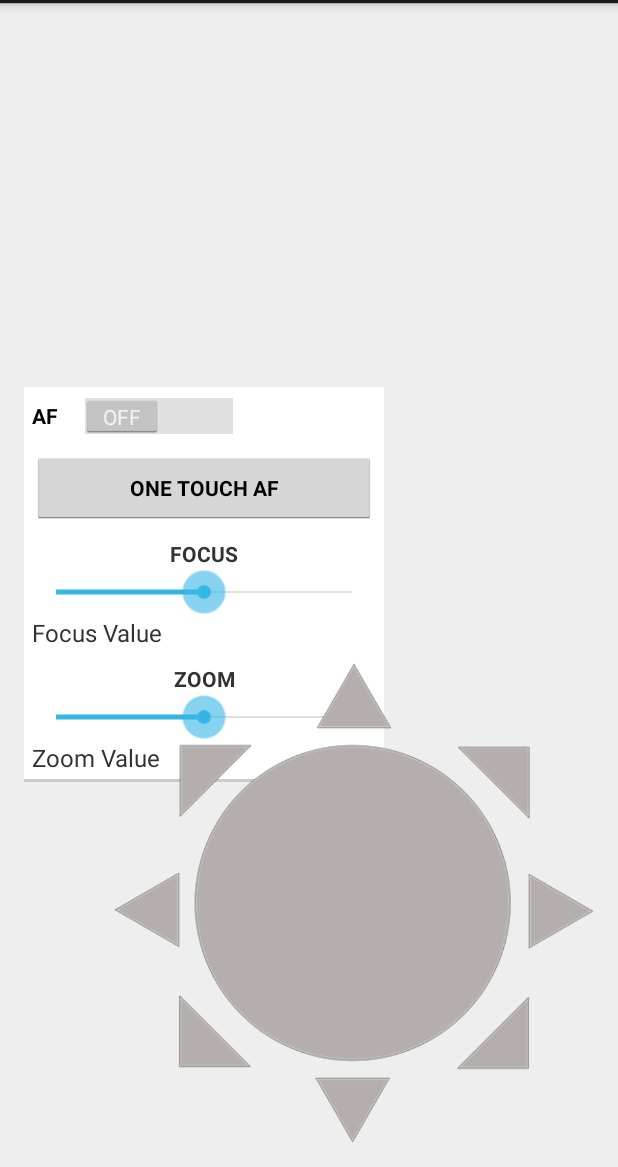
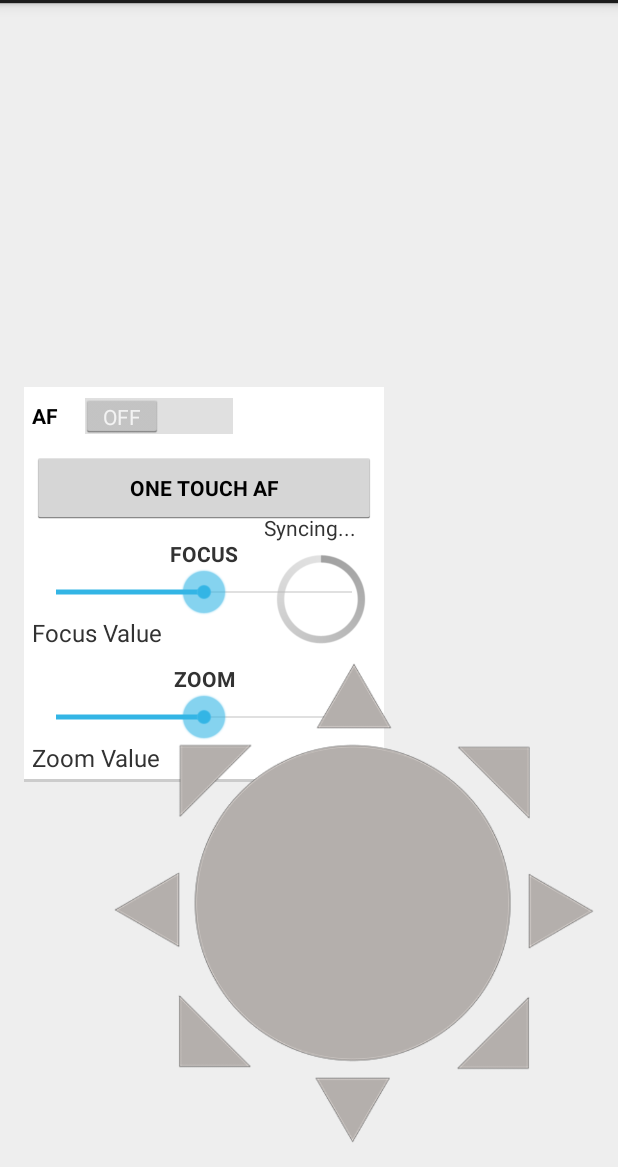
Before and after one commit to mwielondek/vicam, an Android app: the layout activity_main.xml on its own in the app's theme, with its tools: preview values and no code run, on a phone screen of 412 x 824 dp, the part 69-1236 px from its top. Run offline under Robolectric (Android 15) with nearby library versions, the phone set to English and light mode, and no system bars.

Commit message:
Added a loading spinner to "Sync w/ server". (Can be deactivated by clicking OK in save preset dialogue)

```diff
--- a/camera/src/main/res/layout/activity_main.xml
+++ b/camera/src/main/res/layout/activity_main.xml
@@ -40,4 +40,17 @@
             android:background="#FFF"
             tools:listitem="@layout/drawer_list_item"/>
 
+
+    <include
+            android:layout_width="wrap_content"
+            android:layout_height="wrap_content"
+            android:layout_alignParentLeft="true"
+            android:layout_marginLeft="@dimen/activity_horizontal_margin"
+            android:layout_centerVertical="true"
+            layout="@layout/loader_spinner"/>
+
+
+
+
+
 </android.support.v4.widget.DrawerLayout>
--- /dev/null
+++ b/camera/src/main/res/layout/loader_spinner.xml
@@ -0,0 +1,41 @@
+<?xml version="1.0" encoding="utf-8"?>
+<RelativeLayout xmlns:android="http://schemas.android.com/apk/res/android"
+                xmlns:tools="http://schemas.android.com/tools"
+                android:layout_width="match_parent"
+                android:layout_height="match_parent"
+                android:paddingBottom="@dimen/activity_vertical_margin"
+                android:paddingLeft="@dimen/activity_horizontal_margin"
+                android:paddingRight="@dimen/activity_horizontal_margin"
+                android:paddingTop="@dimen/activity_vertical_margin"
+                tools:context=".MainActivity"
+                android:id="@+id/sync_loader">
+
+<!-- Wrapper to center the all of the inner elements -->
+<RelativeLayout android:layout_width="wrap_content"
+                android:layout_height="wrap_content"
+                android:layout_centerVertical="true"
+                android:layout_centerHorizontal="true">
+    <TextView
+            android:text="@string/sync_server_msg"
+            android:id="@+id/progressText"
+            android:layout_width="wrap_content"
+            android:layout_height="wrap_content"
+
+
+
+
+            />
+
+    <ProgressBar
+            android:id="@+id/progressBar1"
+            style="?android:attr/progressBarStyleLarge"
+            android:layout_width="wrap_content"
+            android:layout_height="wrap_content"
+
+
+            android:layout_below="@+id/progressText"
+
+            />
+</RelativeLayout>
+
+</RelativeLayout>
--- a/camera/src/main/res/values/strings.xml
+++ b/camera/src/main/res/values/strings.xml
@@ -20,10 +20,14 @@
     <string name="title_activity_settings">Settings</string>
     <string name="hello_world">Hello world!</string>
     <string name="sync_server">Sync server</string>
+    <string name="sync_server_msg">Syncing...</string>
     <string name="manage_camera">Manage camera</string>
     <string name="change_camera">Change Camera</string>
 
     <string name="zoom_value">Zoom Value</string>
     <string name="focus_value">Focus Value</string>
+    <string name="dialog_ok">Ok</string>
+    <string name="dialog_cancel">Cancel</string>
+    <string name="dialog_save_preset_title">Choose a name...</string>
 
 </resources>
```
Also changed, not shown: camera/src/main/java/com/dreamteam/vicam/view/MainActivity.java (+26 -10 lines), camera/src/main/res/layout/save_preset.xml (added, +20 -0 lines).
